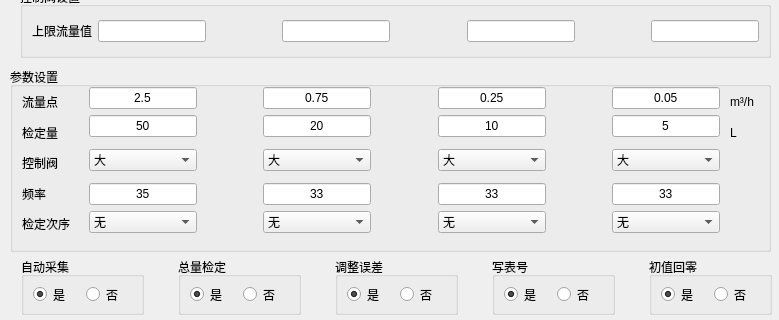
Old version of the form source/quality/qualitydlg/ui/parasetdlg.ui in the repository flimmy78/qtverify; both pictures show x 0 to 779 and y 133 to 453 of the 779 by 605 pixel window.
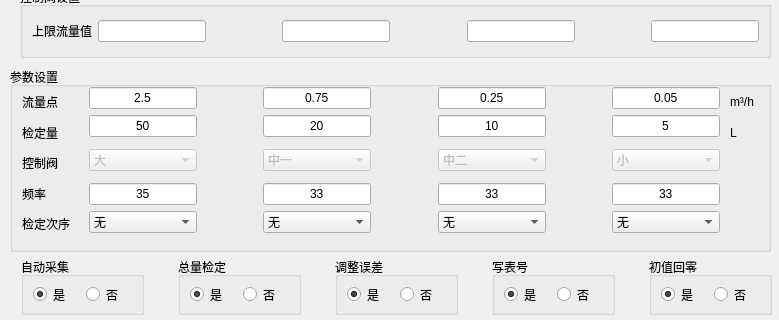
New version of the form. Icons and pictures are not drawn. Custom widgets are drawn as their Qt base class.

Commit message: 修改 ParaSetDlg.ui, 将阀门选择的下拉框设为默认值, 且不可更改

Patch:
```diff
--- a/source/quality/qualitydlg/ui/parasetdlg.ui
+++ b/source/quality/qualitydlg/ui/parasetdlg.ui
@@ -375,6 +375,9 @@
      </item>
      <item row="2" column="0" rowspan="2">
       <widget class="QComboBox" name="cBox_Valve_1">
+       <property name="enabled">
+        <bool>false</bool>
+       </property>
        <property name="sizePolicy">
         <sizepolicy hsizetype="Expanding" vsizetype="Fixed">
          <horstretch>0</horstretch>
@@ -442,6 +445,9 @@
      </item>
      <item row="2" column="2" rowspan="2">
       <widget class="QComboBox" name="cBox_Valve_2">
+       <property name="enabled">
+        <bool>false</bool>
+       </property>
        <property name="sizePolicy">
         <sizepolicy hsizetype="Expanding" vsizetype="Fixed">
          <horstretch>0</horstretch>
@@ -465,6 +471,9 @@
        <property name="autoFillBackground">
         <bool>false</bool>
        </property>
+       <property name="currentIndex">
+        <number>1</number>
+       </property>
        <property name="frame">
         <bool>true</bool>
        </property>
@@ -509,6 +518,9 @@
      </item>
      <item row="2" column="4" rowspan="2">
       <widget class="QComboBox" name="cBox_Valve_3">
+       <property name="enabled">
+        <bool>false</bool>
+       </property>
        <property name="sizePolicy">
         <sizepolicy hsizetype="Expanding" vsizetype="Fixed">
          <horstretch>0</horstretch>
@@ -532,6 +544,9 @@
        <property name="autoFillBackground">
         <bool>false</bool>
        </property>
+       <property name="currentIndex">
+        <number>2</number>
+       </property>
        <property name="frame">
         <bool>true</bool>
        </property>
@@ -576,6 +591,9 @@
      </item>
      <item row="2" column="6" rowspan="2">
       <widget class="QComboBox" name="cBox_Valve_4">
+       <property name="enabled">
+        <bool>false</bool>
+       </property>
        <property name="sizePolicy">
         <sizepolicy hsizetype="Expanding" vsizetype="Fixed">
          <horstretch>0</horstretch>
@@ -599,6 +617,9 @@
        <property name="autoFillBackground">
         <bool>false</bool>
        </property>
+       <property name="currentIndex">
+        <number>3</number>
+       </property>
        <property name="frame">
         <bool>true</bool>
        </property>
```
The commit also changes 3 other files.
